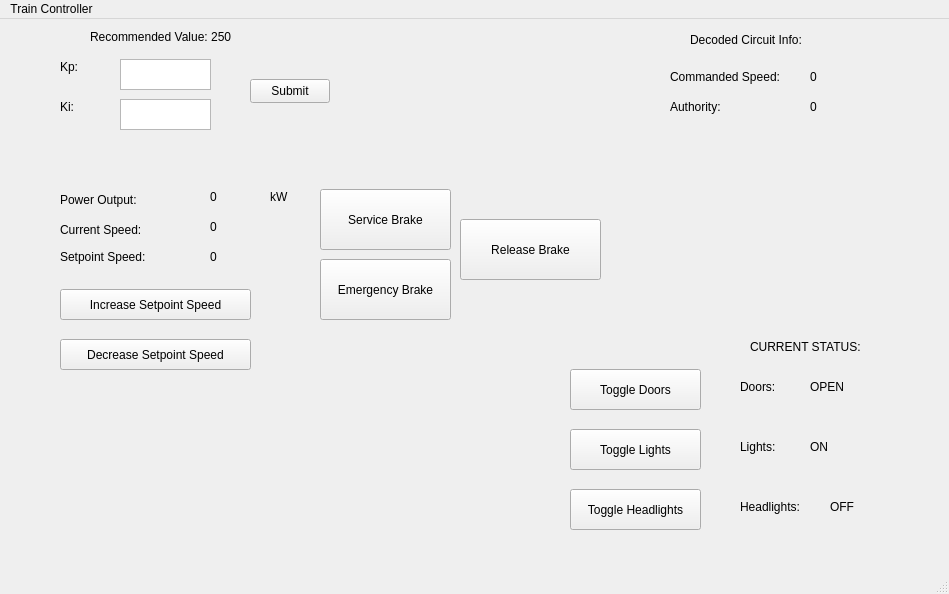
Old version of the form SWTrainController/SWTrainController.ui in the repository marmysl/ece1140.
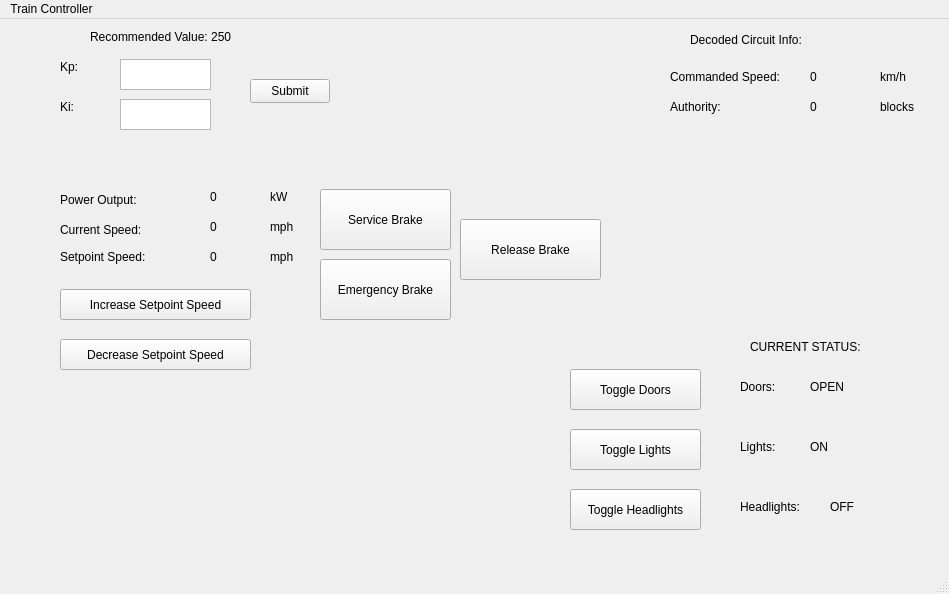
New version of the form.

Patch:
```diff
--- a/SWTrainController/SWTrainController.ui
+++ b/SWTrainController/SWTrainController.ui
@@ -482,6 +482,58 @@
      <string/>
     </property>
    </widget>
+   <widget class="QLabel" name="kW_2">
+    <property name="geometry">
+     <rect>
+      <x>270</x>
+      <y>200</y>
+      <width>31</width>
+      <height>16</height>
+     </rect>
+    </property>
+    <property name="text">
+     <string>mph</string>
+    </property>
+   </widget>
+   <widget class="QLabel" name="kW_3">
+    <property name="geometry">
+     <rect>
+      <x>270</x>
+      <y>230</y>
+      <width>31</width>
+      <height>16</height>
+     </rect>
+    </property>
+    <property name="text">
+     <string>mph</string>
+    </property>
+   </widget>
+   <widget class="QLabel" name="kW_4">
+    <property name="geometry">
+     <rect>
+      <x>880</x>
+      <y>50</y>
+      <width>31</width>
+      <height>16</height>
+     </rect>
+    </property>
+    <property name="text">
+     <string>km/h</string>
+    </property>
+   </widget>
+   <widget class="QLabel" name="kW_5">
+    <property name="geometry">
+     <rect>
+      <x>880</x>
+      <y>80</y>
+      <width>41</width>
+      <height>16</height>
+     </rect>
+    </property>
+    <property name="text">
+     <string>blocks</string>
+    </property>
+   </widget>
   </widget>
   <widget class="QMenuBar" name="menubar">
    <property name="geometry">
```
